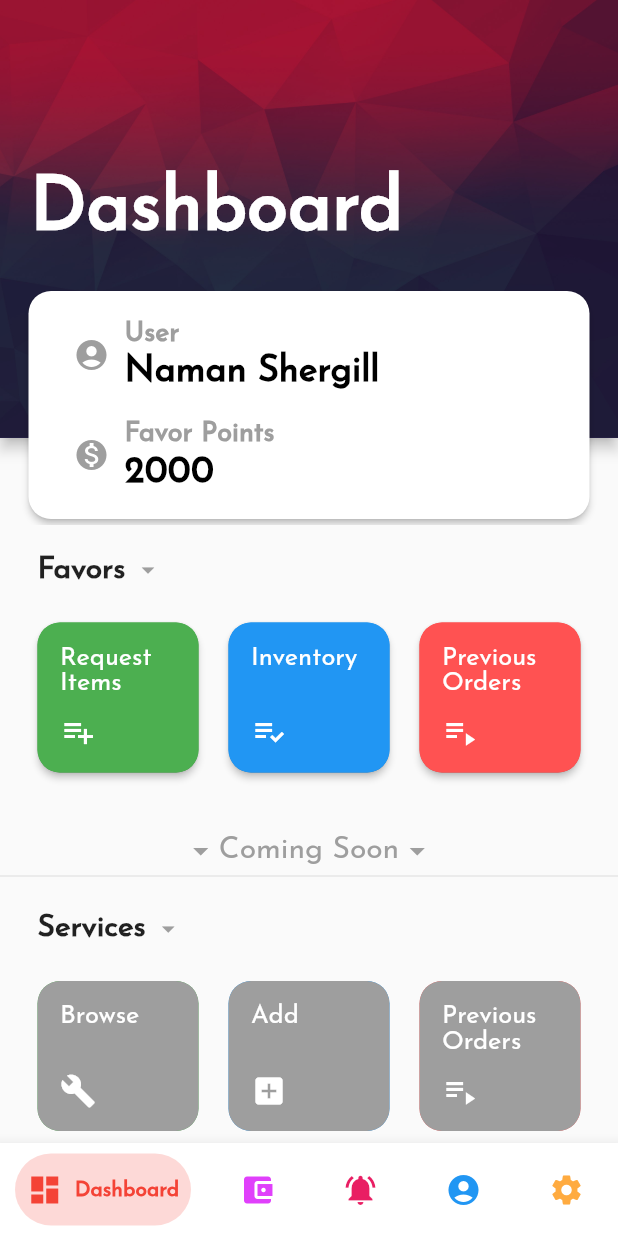
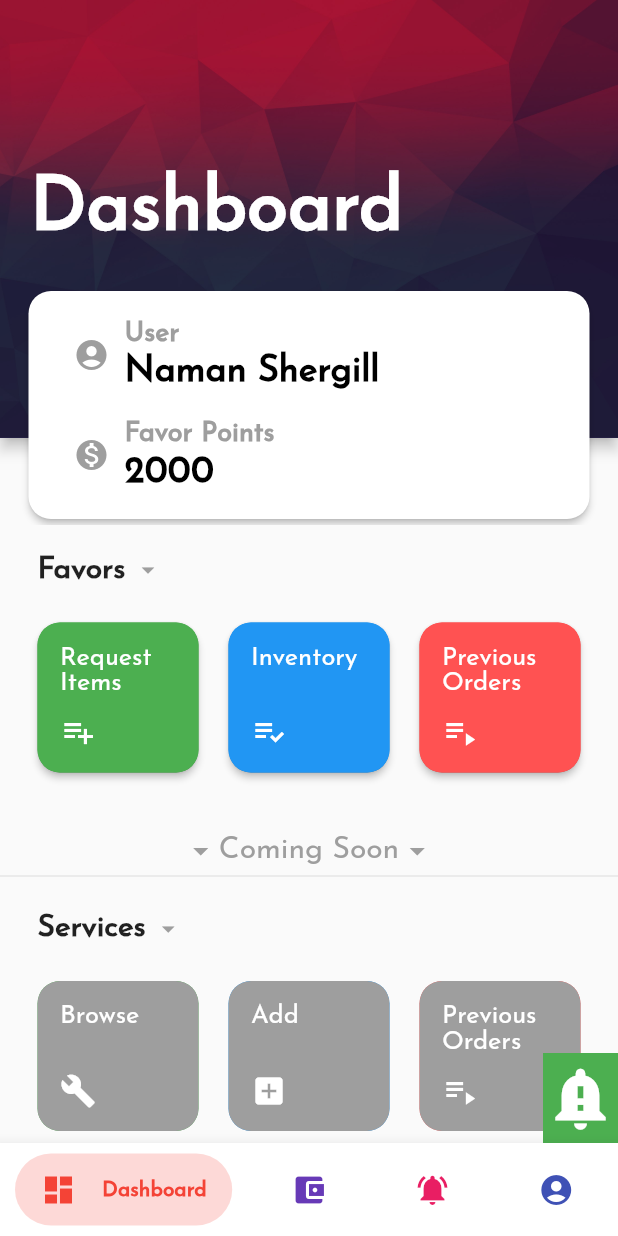
Before and after one commit to NamanShergill/favent, a Flutter app: the screen it shows after launch, on a phone screen of 412 x 824 dp. Run offline on Flutter 3.47's test engine with Material 2 defaults, Android fonts, the phone set to English and light mode, and no system bars; drawn by our look-alikes of bubble_bottom_bar.

```diff
--- a/lib/pages/homepage.dart
+++ b/lib/pages/homepage.dart
@@ -3,6 +3,9 @@ import 'package:bubble_bottom_bar/bubble_bottom_bar.dart';
 import 'package:favent/pages/dashboard.dart';
 import 'package:favent/pages/wallet.dart';
 import 'package:favent/pages/profile.dart';
+import 'package:favent/Theme/colors.dart';
+import 'package:favent/pages/notifications.dart';
+import 'dart:async';
 
 class MyHomePage extends StatefulWidget {
   MyHomePage({Key key, this.title}) : super(key: key);
@@ -27,8 +30,12 @@ class _MyHomePageState extends State<MyHomePage> {
     Wallet()
   ];
 
+  double alertHeight = 60;
+  double alertHeight2= 60;
+
   @override
   Widget build(BuildContext context) {
+    final _media = MediaQuery.of(context).size;
     final pageController = PageController(
       initialPage: currentIndex,
     );
@@ -36,7 +43,7 @@ class _MyHomePageState extends State<MyHomePage> {
     void changePage(int index) {
       setState(() {
         currentIndex = index;
-        pageController.animateToPage(index, duration: Duration(milliseconds: 500), curve: Curves.ease);
+        pageController.animateToPage(index, duration: Duration(milliseconds: 500), curve: Curves.easeOutQuint);
       });
     }
 
@@ -44,18 +51,27 @@ class _MyHomePageState extends State<MyHomePage> {
       controller: pageController,
       physics: BouncingScrollPhysics(),
       onPageChanged: (int index) {
-      setState(() {
-        currentIndex = index;
-      });
-    },
+        setState(() {
+          currentIndex = index;
+        });
+      },
       children: <Widget>[
         Dashboard(),
         Wallet(),
+        notifPage(),
         ProfilePage(),
       ],
     );
     return Scaffold(
-        body: pageView,
+        body: Stack(
+          children: <Widget>[
+            pageView,
+            Align(
+                alignment: Alignment.bottomRight,
+                child: alert()
+            ),
+          ],
+        ),
 //        floatingActionButton: FloatingActionButton(
 //          onPressed: (){},
 //          child: Icon(Icons.add),
@@ -81,10 +97,10 @@ class _MyHomePageState extends State<MyHomePage> {
               backgroundColor: Colors.red,
             ),
             BubbleBottomBarItem(
-                icon: Icon(Icons.account_balance_wallet, color: Colors.purpleAccent),
+                icon: Icon(Icons.account_balance_wallet, color: Colors.deepPurple),
                 title: Text('Wallet',
                   style: TextStyle(fontFamily: 'Josefin'),),
-                backgroundColor: Colors.purpleAccent
+                backgroundColor: Colors.deepPurple
             ),
             BubbleBottomBarItem(
                 icon: Icon(Icons.notifications_active, color: Colors.pink),
@@ -93,19 +109,75 @@ class _MyHomePageState extends State<MyHomePage> {
                 backgroundColor: Colors.pink
             ),
             BubbleBottomBarItem(
-                icon: Icon(Icons.account_circle, color: Colors.blue),
+                icon: Icon(Icons.account_circle, color: Colors.indigo),
                 title: Text('Profile',
                   style: TextStyle(fontFamily: 'Josefin'),),
-                backgroundColor: Colors.blue
-            ),
-            BubbleBottomBarItem(
-                icon: Icon(Icons.settings, color: Colors.orangeAccent),
-                title: Text('Settings',
-                  style: TextStyle(fontFamily: 'Josefin'),),
-                backgroundColor: Colors.orangeAccent
+                backgroundColor: Colors.indigo
             ),
           ],
         )
     );
   }
 }
+
+class alert extends StatefulWidget {
+  @override
+  _alertState createState() => _alertState();
+}
+
+class _alertState extends State<alert> with SingleTickerProviderStateMixin{
+  AnimationController _controller;
+  Timer _everySecond;
+  double width;
+
+  @override
+  void initState(){
+    super.initState();
+    _controller = AnimationController(
+        duration: const  Duration(seconds: 2),
+        vsync: this
+    )..repeat();
+    _everySecond = Timer.periodic(Duration(seconds: 1), (Timer t) {
+      if(_everySecond.tick<=3){
+        setState(() {
+        });
+      }
+      else{
+        setState(() {
+          width=50;
+        });
+      }
+    });
+  }
+
+  @override
+  void dispose(){
+    _controller.dispose();
+    super.dispose();
+  }
+
+  @override
+  Widget build(BuildContext context) {
+    return AnimatedContainer(
+      height: 60,
+      color: Colors.green,
+      width: width,
+      duration: Duration(milliseconds: 800),
+      child: Row(
+        mainAxisAlignment: MainAxisAlignment.start,
+        children: <Widget>[
+          AnimatedContainer(
+            width: width-50,
+            duration: Duration(milliseconds: 800),
+            child: Text('Test'),
+          ),
+          AnimatedContainer(
+              width: width==50?50:0,
+              duration: Duration(milliseconds: 800),
+              child: Icon(Icons.notification_important, color: Colors.white, size: 50,)
+          )
+        ],
+      ),
+    );
+  }
+}
```
